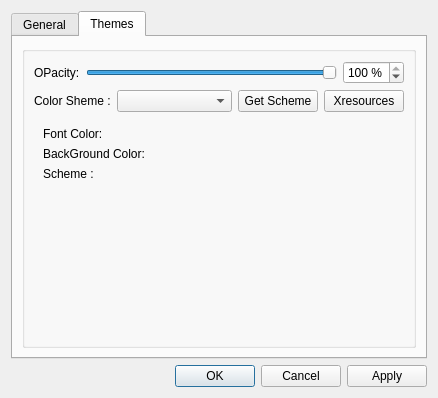
The window that elokab-terminal/settingdialog.ui (zakariakov/elokab-terminal) describes before a commit, drawn with Qt 5.
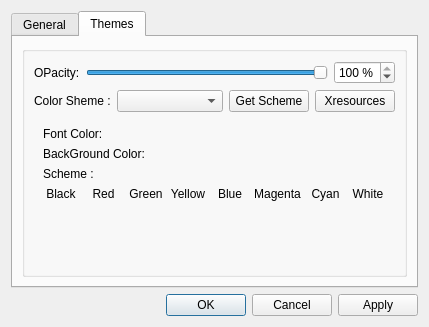
The same window after the commit. The open tabs and pages were chosen to show the change.

Diff of the .ui file:
```diff
--- a/elokab-terminal/settingdialog.ui
+++ b/elokab-terminal/settingdialog.ui
@@ -6,8 +6,8 @@
    <rect>
     <x>0</x>
     <y>0</y>
-    <width>438</width>
-    <height>398</height>
+    <width>413</width>
+    <height>327</height>
    </rect>
   </property>
   <property name="windowTitle">
@@ -329,7 +329,88 @@
               </widget>
              </item>
              <item>
-              <layout class="QGridLayout" name="gridLayoutBtn"/>
+              <layout class="QGridLayout" name="gridLayoutBtn">
+               <item row="0" column="4">
+                <widget class="QLabel" name="label_17">
+                 <property name="text">
+                  <string>Blue</string>
+                 </property>
+                 <property name="alignment">
+                  <set>Qt::AlignCenter</set>
+                 </property>
+                </widget>
+               </item>
+               <item row="0" column="0">
+                <widget class="QLabel" name="label_25">
+                 <property name="text">
+                  <string>Black</string>
+                 </property>
+                 <property name="alignment">
+                  <set>Qt::AlignCenter</set>
+                 </property>
+                </widget>
+               </item>
+               <item row="0" column="3">
+                <widget class="QLabel" name="label_19">
+                 <property name="text">
+                  <string>Yellow</string>
+                 </property>
+                 <property name="alignment">
+                  <set>Qt::AlignCenter</set>
+                 </property>
+                </widget>
+               </item>
+               <item row="0" column="6">
+                <widget class="QLabel" name="label_13">
+                 <property name="text">
+                  <string>Cyan</string>
+                 </property>
+                 <property name="alignment">
+                  <set>Qt::AlignCenter</set>
+                 </property>
+                </widget>
+               </item>
+               <item row="0" column="2">
+                <widget class="QLabel" name="label_21">
+                 <property name="text">
+                  <string>Green</string>
+                 </property>
+                 <property name="alignment">
+                  <set>Qt::AlignCenter</set>
+                 </property>
+                </widget>
+               </item>
+               <item row="0" column="1">
+                <widget class="QLabel" name="label_23">
+                 <property name="text">
+                  <string>Red</string>
+                 </property>
+                 <property name="alignment">
+                  <set>Qt::AlignCenter</set>
+                 </property>
+                </widget>
+               </item>
+               <item row="0" column="7">
+                <widget class="QLabel" name="label_12">
+                 <property name="text">
+                  <string>White</string>
+                 </property>
+                 <property name="alignment">
+                  <set>Qt::AlignCenter</set>
+                 </property>
+                </widget>
+               </item>
+               <item row="0" column="5">
+                <widget class="QLabel" name="label_15">
+                 <property name="text">
+                  <string>Magenta</string>
+                 </property>
+                 <property name="alignment">
+                  <set>Qt::AlignCenter</set>
+                 </property>
+                </widget>
+               </item>
+              </layout>
              </item>
              <item>
               <spacer name="verticalSpacer_2">
```
Left out of the diff: 177 changed lines with no effect on the pictures.
